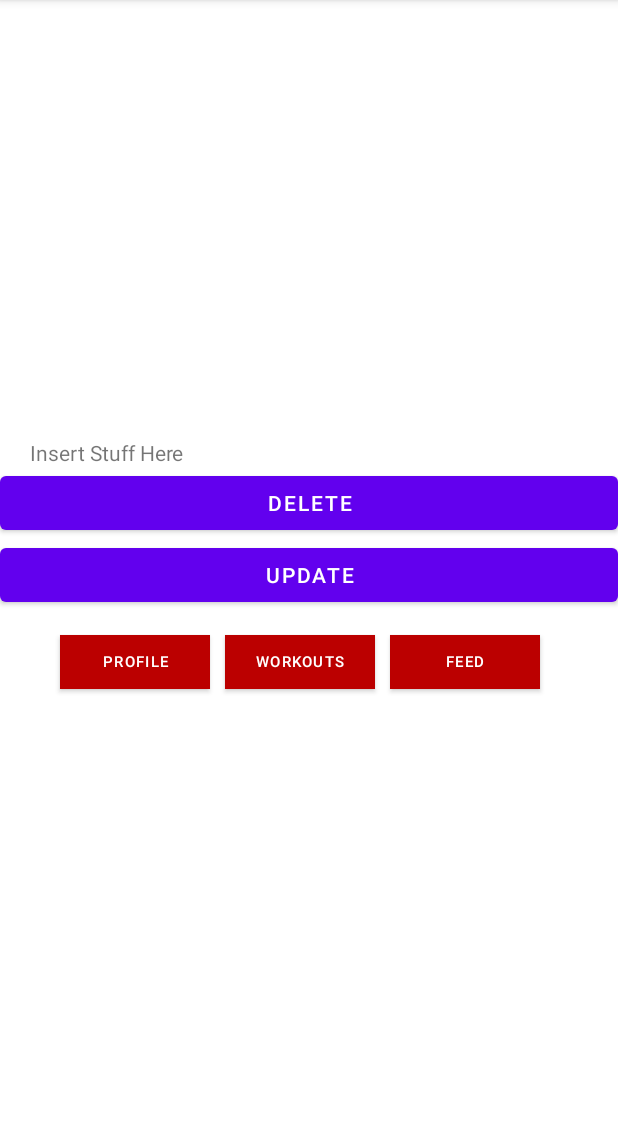
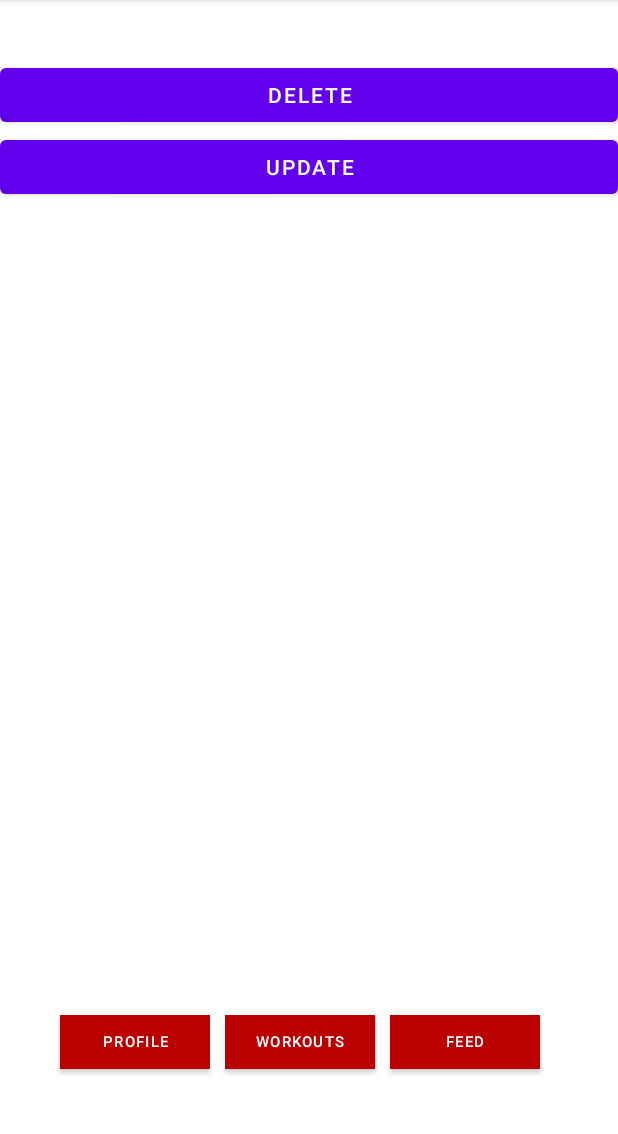
Before and after one commit to AlexEchanove/Flex, an Android app: the MainActivity screen opened directly, with no data from a screen before it, after a tap on "UPDATE", on a phone screen of 412 x 824 dp, the part 84-1218 px from its top. Run offline under Robolectric (Android 15) with nearby library versions, the phone set to English and light mode, and no system bars; our stand-ins replace Firebase (no records; nobody signed in at launch, a user with empty details on screens opened directly).

Commit message:
Added updated feature text confirmation

```diff
--- a/app/src/main/java/com/example/flex/MainActivity.java
+++ b/app/src/main/java/com/example/flex/MainActivity.java
@@ -45,6 +45,7 @@ public class MainActivity extends AppCompatActivity {
 
                 DatabaseReference userReference = reference.child("users").child(usernameToUpdate);
                 userReference.child("email").setValue(newEmail).addOnCompleteListener(task -> {
+                    Toast.makeText(MainActivity.this, "Updated the user", Toast.LENGTH_SHORT).show();
                 });
             }
         });
--- a/app/src/main/res/layout/activity_main.xml
+++ b/app/src/main/res/layout/activity_main.xml
@@ -10,15 +10,6 @@
     android:gravity="center"
     tools:context=".MainActivity">
 
-    <TextView
-        android:id="@+id/textView"
-        android:layout_width="match_parent"
-        android:layout_height="wrap_content"
-        android:text="Insert Stuff Here"
-        android:layout_gravity="center"
-        android:layout_marginEnd="20dp"
-        android:layout_marginStart="20dp"/>
-
     <Button
         android:id="@+id/deleteButt"
         android:layout_width="match_parent"
@@ -30,6 +21,12 @@
         android:layout_width="match_parent"
         android:layout_height="wrap_content"
         android:text="Update" />
+
+    <FrameLayout
+        android:layout_width="match_parent"
+        android:layout_height="525dp">
+
+    </FrameLayout>
 
     <LinearLayout
         android:layout_width="match_parent"
```
